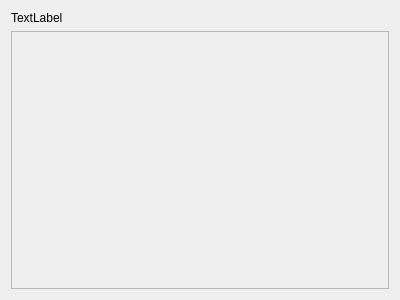
Old version of the form OnLib/OnLib/BookSection.ui in the repository Andrew-Gh21/OnLib.
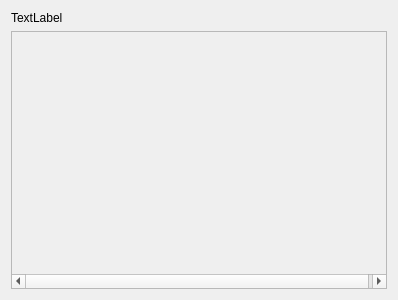
New version of the form.

Commit message:
Finished default widget for books
Finished default widget for books, every category has a default section which will contains books

Diff of the .ui file:
```diff
--- a/OnLib/OnLib/BookSection.ui
+++ b/OnLib/OnLib/BookSection.ui
@@ -6,7 +6,7 @@
    <rect>
     <x>0</x>
     <y>0</y>
-    <width>400</width>
+    <width>398</width>
     <height>300</height>
    </rect>
   </property>
@@ -23,6 +23,12 @@
    </item>
    <item>
     <widget class="QScrollArea" name="sectionContent">
+     <property name="minimumSize">
+      <size>
+       <width>0</width>
+       <height>200</height>
+      </size>
+     </property>
      <property name="widgetResizable">
       <bool>true</bool>
      </property>
@@ -31,11 +37,16 @@
        <rect>
         <x>0</x>
         <y>0</y>
-        <width>376</width>
-        <height>253</height>
+        <width>378</width>
+        <height>258</height>
        </rect>
       </property>
-      <layout class="QHBoxLayout" name="horizontalLayout_2"/>
+      <property name="minimumSize">
+       <size>
+        <width>378</width>
+        <height>0</height>
+       </size>
+      </property>
      </widget>
     </widget>
    </item>
```
The commit also changes 9 other files.
